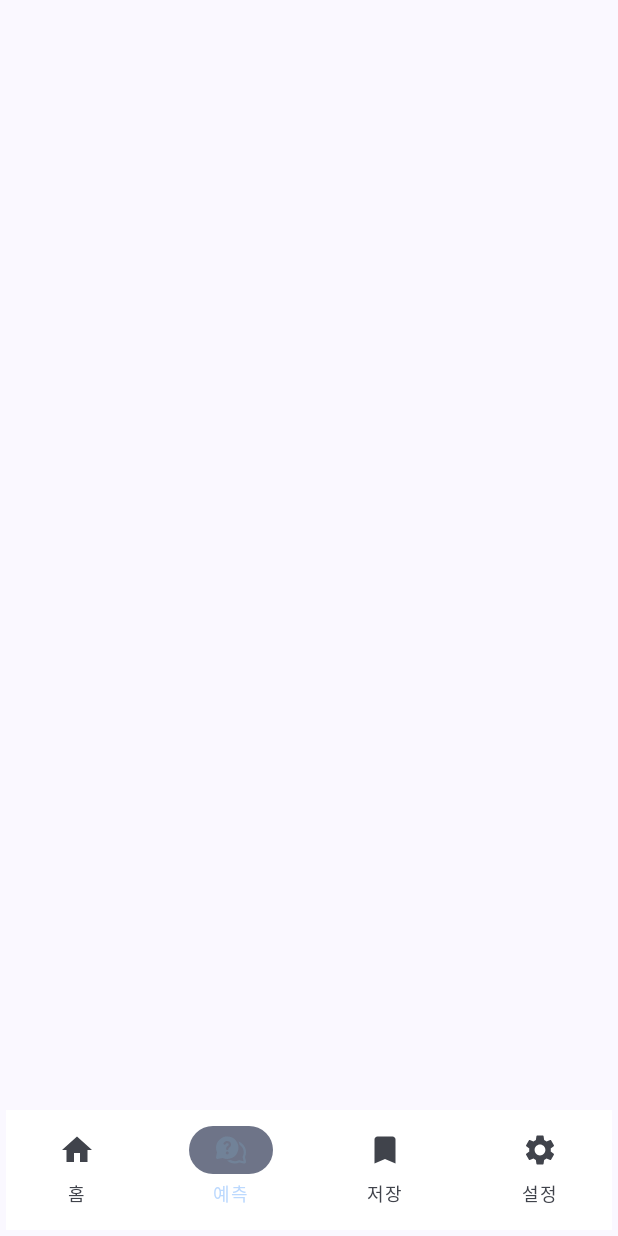
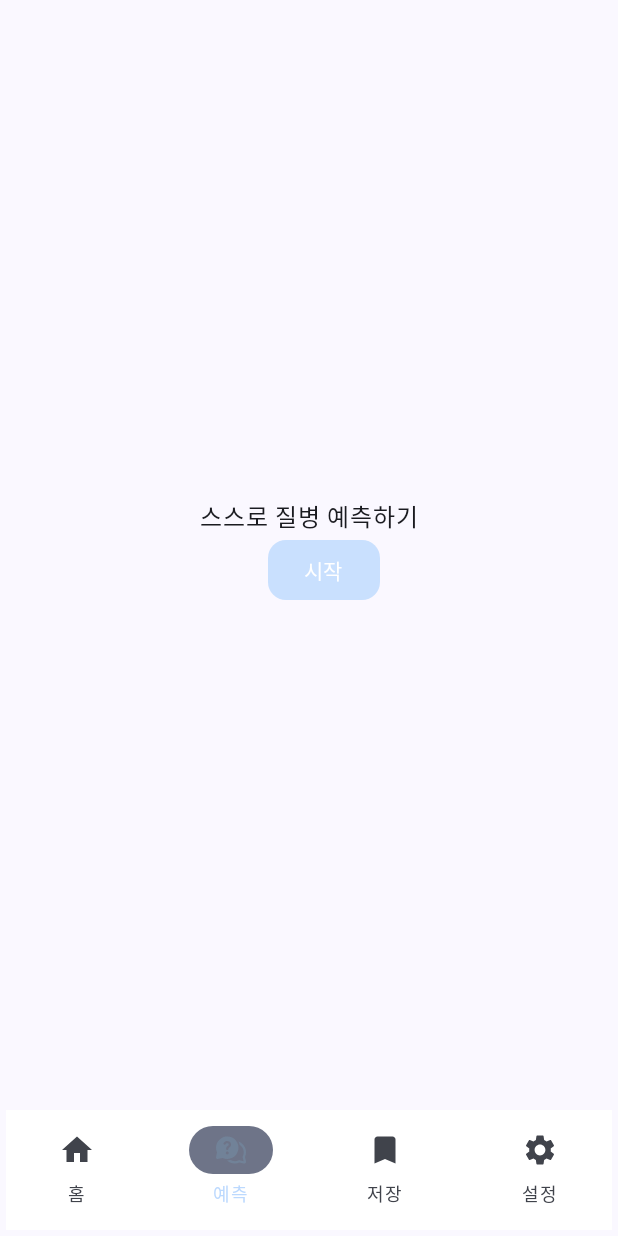
Before and after one commit to sonms/disease_prediction_android, an Android app built with Jetpack Compose: the PredictScreen screen opened through its navigation route, on a phone screen of 412 x 824 dp. Run offline under Robolectric (Android 15) with nearby library versions, the phone set to English and light mode, and no system bars; our stand-ins replace Dagger/Hilt's generated code.

Commit message:
feat/Prediction 화면 UI 세팅

```diff
--- a/app/build.gradle.kts
+++ b/app/build.gradle.kts
@@ -63,6 +63,11 @@ dependencies {
     implementation("androidx.room:room-ktx:2.6.1")
     ksp("androidx.room:room-compiler:2.6.1")
 
+    //retrofit2
+    implementation("com.squareup.retrofit2:retrofit:2.9.0")
+    implementation("com.squareup.retrofit2:converter-gson:2.9.0")
+    implementation("com.squareup.okhttp3:logging-interceptor:4.9.3")
+
     implementation("androidx.core:core-ktx:1.10.0")
     implementation("androidx.lifecycle:lifecycle-runtime-ktx:2.8.6")
     implementation("androidx.activity:activity-compose:1.9.3")
--- a/app/src/main/java/com/example/diseasepredictionappproject/MainActivity.kt
+++ b/app/src/main/java/com/example/diseasepredictionappproject/MainActivity.kt
@@ -35,6 +35,7 @@ import com.example.diseasepredictionappproject.ui.theme.DiseasePredictionAppProj
 import com.example.diseasepredictionappproject.ui.theme.blueColor5
 import com.example.diseasepredictionappproject.ui.theme.blueColor7
 import com.example.diseasepredictionappproject.view.bottom_navigation.home.HomeScreen
+import com.example.diseasepredictionappproject.view.bottom_navigation.predict.PredictScreen
 import dagger.hilt.android.AndroidEntryPoint
 
 @AndroidEntryPoint
@@ -165,7 +166,7 @@ fun NavigationGraph(navController: NavHostController) {
             HomeScreen(navController)
         }
         composable(MainActivity.BottomNavItem.Prediction.screenRoute) {
-            //ChartScreen()
+            PredictScreen()
         }
         composable(MainActivity.BottomNavItem.Saved.screenRoute) {
             //CalendarScreen(navController)
--- /dev/null
+++ b/app/src/main/java/com/example/diseasepredictionappproject/data/PredictionDiseaseResponse.kt
@@ -0,0 +1,7 @@
+package com.example.diseasepredictionappproject.data
+
+import com.google.gson.annotations.SerializedName
+
+data class PredictionDiseaseResponse (
+    val diseaseName : String
+)
--- a/app/src/main/java/com/example/diseasepredictionappproject/view/bottom_navigation/predict/PredictScreen.kt
+++ b/app/src/main/java/com/example/diseasepredictionappproject/view/bottom_navigation/predict/PredictScreen.kt
@@ -1 +1,197 @@
 package com.example.diseasepredictionappproject.view.bottom_navigation.predict
+
+import androidx.compose.foundation.background
+import androidx.compose.foundation.layout.Arrangement
+import androidx.compose.foundation.layout.Column
+import androidx.compose.foundation.layout.Row
+import androidx.compose.foundation.layout.Spacer
+import androidx.compose.foundation.layout.fillMaxSize
+import androidx.compose.foundation.layout.fillMaxWidth
+import androidx.compose.foundation.layout.padding
+import androidx.compose.foundation.layout.wrapContentHeight
+import androidx.compose.foundation.shape.RoundedCornerShape
+import androidx.compose.material3.Button
+import androidx.compose.material3.ButtonColors
+import androidx.compose.material3.ButtonDefaults
+import androidx.compose.material3.Text
+import androidx.compose.runtime.Composable
+import androidx.compose.runtime.collectAsState
+import androidx.compose.runtime.getValue
+import androidx.compose.runtime.mutableStateOf
+import androidx.compose.runtime.remember
+import androidx.compose.runtime.setValue
+import androidx.compose.ui.Alignment
+import androidx.compose.ui.Modifier
+import androidx.compose.ui.graphics.Color
+import androidx.compose.ui.text.TextStyle
+import androidx.compose.ui.text.font.FontWeight
+import androidx.compose.ui.unit.dp
+import androidx.compose.ui.unit.sp
+import androidx.hilt.navigation.compose.hiltViewModel
+import com.example.diseasepredictionappproject.data.HealthTipData
+import com.example.diseasepredictionappproject.data.PredictionDiseaseResponse
+import com.example.diseasepredictionappproject.data.PredictionFeaturesData
+import com.example.diseasepredictionappproject.ui.theme.blueColor4
+import com.example.diseasepredictionappproject.view_model.PredictionViewModel
+
+
+fun getPredictionFeatures(): List<PredictionDiseaseResponse> {
+    return listOf(
+        PredictionDiseaseResponse(
+            "가려움증"
+        ),
+        PredictionDiseaseResponse(
+            "관절 통증"
+        ),
+        PredictionDiseaseResponse(
+            "복통"
+        ),
+        PredictionDiseaseResponse(
+            "구토"
+        ),
+        PredictionDiseaseResponse(
+            "피로"
+        ),
+        PredictionDiseaseResponse(
+            "고열"
+        ),
+        PredictionDiseaseResponse(
+            "어두운 소변"
+        ),
+        PredictionDiseaseResponse(
+            "메스꺼움"
+        ),
+        PredictionDiseaseResponse(
+            "식욕 상실"
+        ),
+        PredictionDiseaseResponse(
+            "복부 통증"
+        ),
+        PredictionDiseaseResponse(
+            "설사"
+        ),
+        PredictionDiseaseResponse(
+            "약한 발열"
+        ),
+        PredictionDiseaseResponse(
+            "눈이 노랗게 변함"
+        ),
+        PredictionDiseaseResponse(
+            "가슴 통증"
+        ),
+        PredictionDiseaseResponse(
+            "근육 약화"
+        ),
+        PredictionDiseaseResponse(
+            "근육통"
+        ),
+        PredictionDiseaseResponse(
+            "변경된 감각"
+        ),
+        PredictionDiseaseResponse(
+            "가족력"
+        ),
+        PredictionDiseaseResponse(
+            "점액가래"
+        ),
+        PredictionDiseaseResponse(
+            "집중력 부족"
+        ),
+    )
+}
+
+@Composable
+fun PredictScreen(
+    viewModel: PredictionViewModel = hiltViewModel()
+) {
+    var isClick by remember {
+        mutableStateOf(false)
+    }
+
+    val getFeaturesName = getPredictionFeatures()
+
+    var listIndex by remember {
+        mutableStateOf(0)
+    }
+
+    Column (
+        modifier = Modifier
+            .fillMaxSize()
+            .padding(10.dp),
+        verticalArrangement = Arrangement.Center,
+        horizontalAlignment = Alignment.CenterHorizontally
+    ) {
+        //질문 시작하기 묻기
+        if (!isClick) {
+            Text(text = "스스로 질병 예측하기")
+
+            Button(
+                modifier = Modifier.padding(start = 20.dp),
+                onClick = {
+                    isClick = !isClick
+                },
+                colors = ButtonDefaults.buttonColors(
+                    containerColor = blueColor4
+                ),
+                shape = RoundedCornerShape(12.dp)
+            ) {
+                Text(text = "시작")
+            }
+        }
+
+
+        if (isClick && listIndex < 20) {
+            Text(
+                text = "${getFeaturesName[listIndex].diseaseName} 증상이 있으신가요?",
+                fontSize = 24.sp,
+                fontWeight = FontWeight.Bold
+            )
+
+            Row (
+                modifier = Modifier
+                    .fillMaxWidth()
+                    .wrapContentHeight()
+                    .padding(10.dp),
+                verticalAlignment = Alignment.CenterVertically,
+                horizontalArrangement = Arrangement.Center
+            ) {
+                //o
+                Button(
+                    onClick = {
+                        listIndex += 1
+                    }
+                ) {
+                    Text(
+                        modifier = Modifier.padding(10.dp),
+                        text = "O",
+                        fontWeight = FontWeight.Bold,
+                        style = TextStyle(
+                            color = Color.Blue
+                        )
+                    )
+                }
+
+                Spacer(modifier = Modifier.weight(0.3f))
+
+                //x
+                Button(
+                    onClick = {
+                        listIndex += 1
+                    }
+                ) {
+                    Text(
+                        text = "X",
+                        fontWeight = FontWeight.Bold,
+                        style = TextStyle(
+                            color = Color.Red
+                        )
+                    )
+                }
+            }
+        }
+
+        if (listIndex == 20) {
+            Text(text = "2202020202020200202임")
+        }
+    }
+}
```
Also changed, not shown: app/src/main/java/com/example/diseasepredictionappproject/data/PredictionFeaturesData.kt (added, +24 -0 lines).
